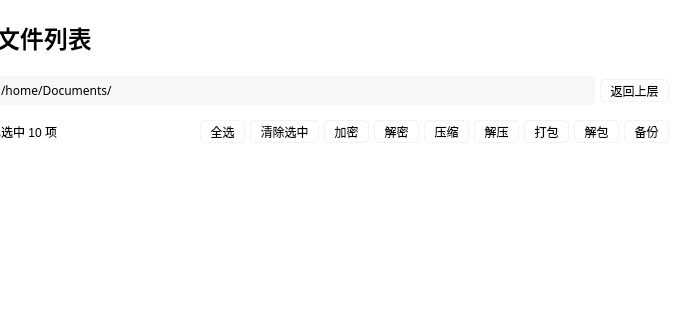
Above: mainwindow.ui from KKKirino/Backup-My-Files-Qt5 before the change; both pictures show x 121 to 800 and y 0 to 320 of the 800 by 603 pixel window. Below: the same form after it.
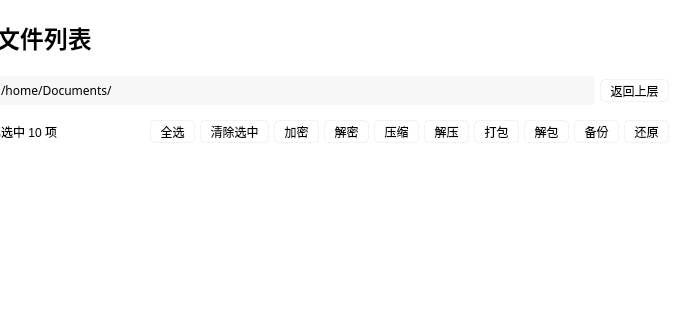
That is the form after the change. Icons and pictures are not drawn.

Commit message: fix: 修复加密路径问题，增加还原功能

Diff of the .ui file:
```diff
--- a/mainwindow.ui
+++ b/mainwindow.ui
@@ -538,6 +538,13 @@
                </property>
               </widget>
              </item>
+             <item>
+              <widget class="QToolButton" name="restore_btn">
+               <property name="text">
+                <string>还原</string>
+               </property>
+              </widget>
+             </item>
             </layout>
            </widget>
           </item>
```
The commit also changes 4 other files.
